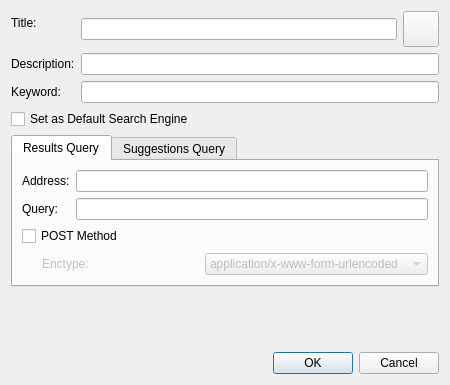
Above: src/ui/SearchPropertiesDialog.ui from OtterBrowser/otter-browser before the change. Below: the same form after it.
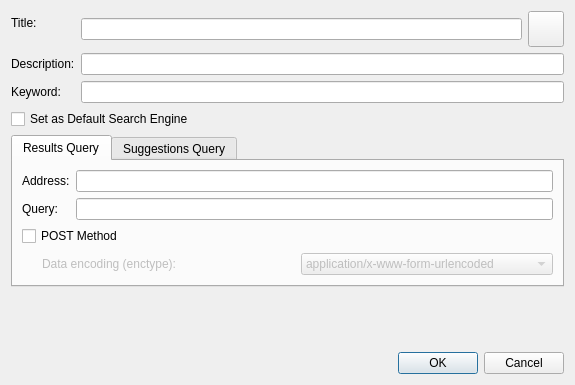
That is the form after the change. Icons and pictures are not drawn.

Commit message: More user friendly

Diff of the .ui file:
```diff
--- a/src/ui/SearchPropertiesDialog.ui
+++ b/src/ui/SearchPropertiesDialog.ui
@@ -6,7 +6,7 @@
    <rect>
     <x>0</x>
     <y>0</y>
-    <width>450</width>
+    <width>575</width>
     <height>385</height>
    </rect>
   </property>
@@ -181,7 +181,7 @@
           <item>
            <widget class="QLabel" name="resultsEnctypeLabel">
             <property name="text">
-             <string>Enctype:</string>
+             <string>Data encoding (enctype):</string>
             </property>
             <property name="buddy">
              <cstring>resultsEnctypeComboBox</cstring>
```
Left out of the diff: 2 changed lines with no effect on the pictures.
